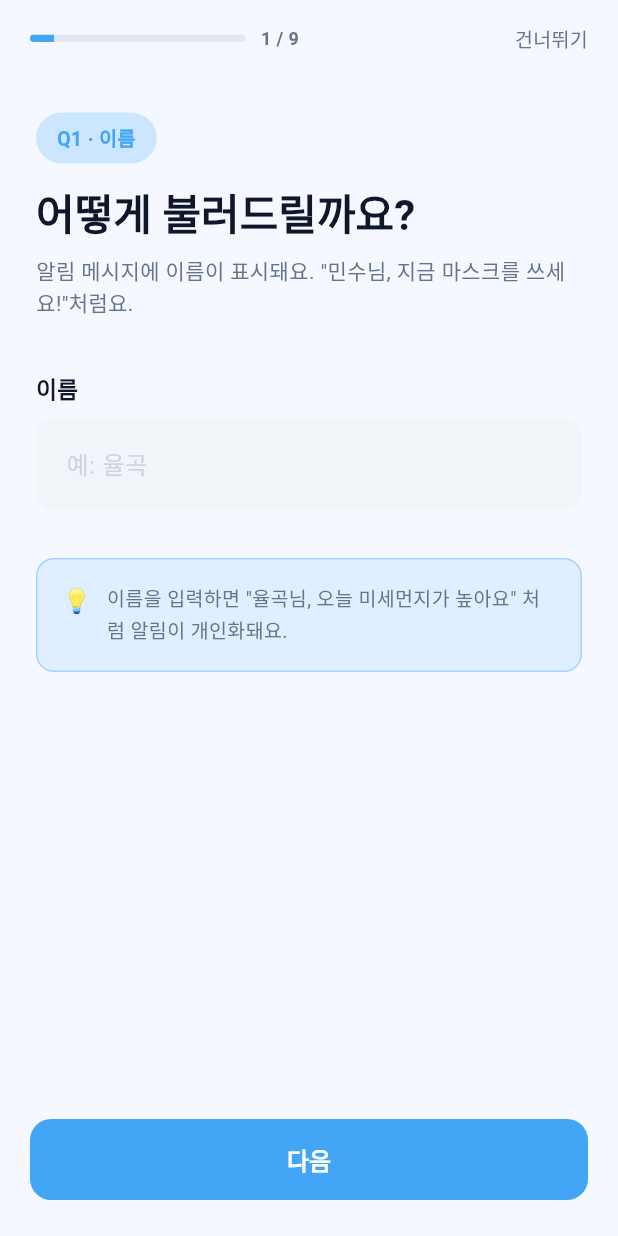
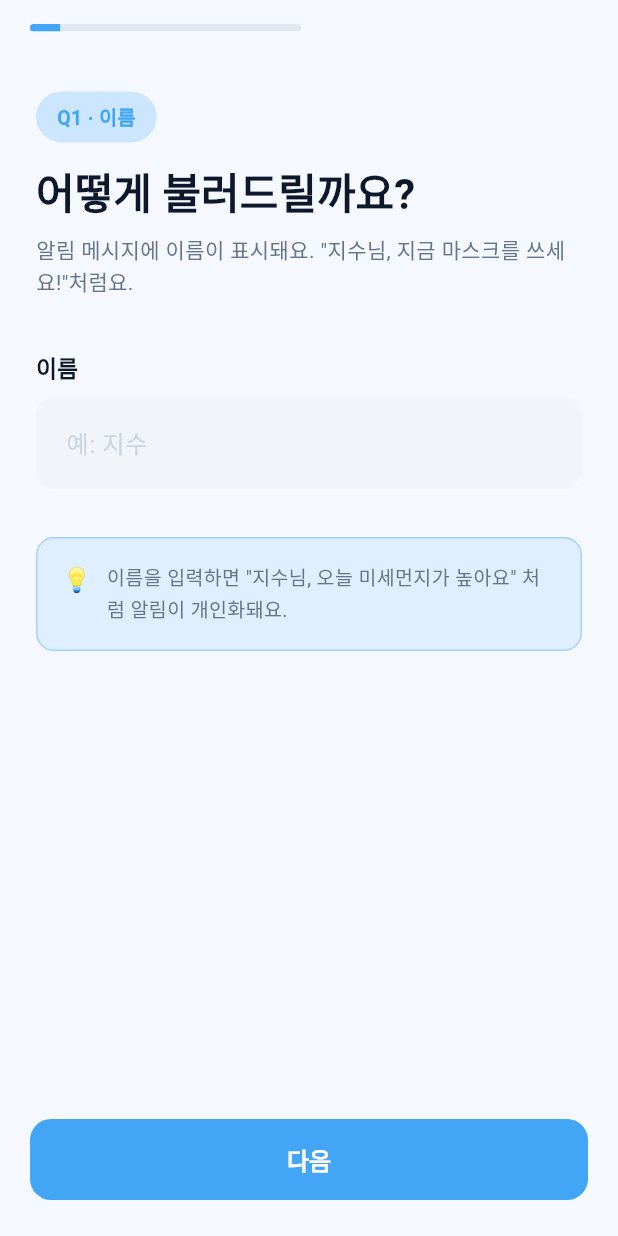
Before and after one commit to yulgoklee/mask, a Flutter app: the OnboardingScreen screen opened by its route, on a phone screen of 412 x 824 dp. Run offline on Flutter 3.47's test engine with Material 3 defaults, Android fonts, the phone set to English and light mode, and no system bars; our stand-ins replace dio, firebase_analytics, firebase_core, firebase_crashlytics, firebase_remote_config, fl_chart and 13 more; missing offline and left inert: animated_digit, workmanager; accounts and stored records are empty; statements that could not run were skipped.

Commit message:
feat: 온보딩 미세 조정 + 광고 코드 정리
- 가중치 노출 분리: 건너뛰기 Q3+, 카운터 Q4+ 조건부 표시
- Q2 출생연도 휠 피커 높이 220px 고정 (안내 박스 분리)
- Q6 임신 색상 코랄 → 보라 (위험 인상 → 보호 인상)
- 예시 닉네임 율곡 → 지수 (일반 유저 친숙도 개선)
- 광고 코드 (google_mobile_ads) 정리: 패키지 미설치 죽은 코드 제거
- OnboardingProgressRow 위젯 추출 (재사용성)

Co-Authored-By: Claude Sonnet 4.6 <noreply@anthropic.com>

```diff
--- a/lib/data/models/user_profile.dart
+++ b/lib/data/models/user_profile.dart
@@ -55,7 +55,7 @@ class UserProfile {
   /// 취약 연령 여부 (18세 미만 or 60세 이상)
   bool get isVulnerableAge => age < 18 || age >= 60;
 
-  /// 알림/홈 화면 호칭 ("율곡님" or "사용자님")
+  /// 알림/홈 화면 호칭 ("지수님" or "사용자님")
   /// 닉네임 미입력 시 '님'만 남는 어색한 표현 방지
   String get displayName => nickname.isNotEmpty ? '$nickname님' : '사용자님';
 
--- a/lib/features/info/info_screen.dart
+++ b/lib/features/info/info_screen.dart
@@ -1,6 +1,5 @@
 import 'package:flutter/material.dart';
 import '../../core/constants/app_colors.dart';
-// import '../../widgets/ad_banner_widget.dart'; // P4: AdMob 비활성화
 
 class InfoScreen extends StatelessWidget {
   const InfoScreen({super.key});
--- a/lib/features/onboarding/diagnosis_cards.dart
+++ b/lib/features/onboarding/diagnosis_cards.dart
@@ -1,6 +1,7 @@
 import 'package:flutter/cupertino.dart';
 import 'package:flutter/material.dart';
 import '../../core/constants/app_colors.dart';
+import '../../core/constants/design_tokens.dart';
 import '../../core/constants/location_stations.dart';
 import '../../data/models/user_profile.dart';
 
@@ -51,7 +52,7 @@ class _DiagQ1NicknameState extends State<DiagQ1Nickname> {
           const SizedBox(height: 14),
           _qTitle(context, '어떻게 불러드릴까요?'),
           const SizedBox(height: 8),
-          _qSubtitle(context, '알림 메시지에 이름이 표시돼요. "민수님, 지금 마스크를 쓰세요!"처럼요.'),
+          _qSubtitle(context, '알림 메시지에 이름이 표시돼요. "지수님, 지금 마스크를 쓰세요!"처럼요.'),
           const SizedBox(height: 36),
           _fieldLabel('이름'),
           const SizedBox(height: 10),
@@ -59,11 +60,11 @@ class _DiagQ1NicknameState extends State<DiagQ1Nickname> {
             controller: _ctrl,
             maxLength: 10,
             textInputAction: TextInputAction.done,
-            decoration: _inputDecoration('예: 율곡'),
+            decoration: _inputDecoration('예: 지수'),
             onChanged: (v) => widget.onChanged(v.trim().isEmpty ? null : v.trim()),
           ),
           const SizedBox(height: 32),
-          _insightBox('이름을 입력하면 "율곡님, 오늘 미세먼지가 높아요" 처럼 알림이 개인화돼요.'),
+          _insightBox('이름을 입력하면 "지수님, 오늘 미세먼지가 높아요" 처럼 알림이 개인화돼요.'),
           const SizedBox(height: 32),
         ],
       ),
@@ -191,13 +192,14 @@ class _DiagQ2BirthYearState extends State<DiagQ2BirthYear> {
                   ),
                 ),
               ),
-              const SizedBox(height: 16),
+              const SizedBox(height: 24),
             ],
           ),
         ),
 
-        // ── 스크롤 피커 (남은 공간 채우기) ──────────────────
-        Expanded(
+        // ── 스크롤 피커 (itemExtent 44 × 5개 = 220px) ──────────
+        SizedBox(
+          height: 220,
           child: Padding(
             padding: const EdgeInsets.symmetric(horizontal: 24),
             child: Container(
@@ -255,7 +257,7 @@ class _DiagQ2BirthYearState extends State<DiagQ2BirthYear> {
 
         // ── 인사이트 박스 ────────────────────────────────────
         Padding(
-          padding: const EdgeInsets.fromLTRB(24, 14, 24, 16),
+          padding: const EdgeInsets.fromLTRB(24, 16, 24, 16),
           child: _insightBox(
             '취약 연령(18세 미만 · 60세 이상)은 미세먼지 영향이 더 커요. '
             '기준치를 자동으로 조정해드릴게요.',
@@ -719,7 +721,7 @@ class DiagQ6Pregnancy extends StatelessWidget {
             noLabel: '해당 없어요',
             onYes: () => onChanged(true),
             onNo: () => onChanged(false),
-            yesColor: AppColors.coral,
+            yesColor: DT.purple,
             noColor: AppColors.success,
           ),
           const SizedBox(height: 32),
--- a/lib/features/onboarding/onboarding_screen.dart
+++ b/lib/features/onboarding/onboarding_screen.dart
@@ -289,67 +289,11 @@ class _OnboardingScreenState extends ConsumerState<OnboardingScreen> {
         child: Column(
           children: [
             // ── 상단 진행 표시 ─────────────────────────────────
-            Padding(
-              padding: const EdgeInsets.fromLTRB(20, 16, 20, 8),
-              child: Row(
-                crossAxisAlignment: CrossAxisAlignment.center,
-                children: [
-                  // 뒤로 버튼 (첫 페이지 제외)
-                  if (_currentPage > 0) ...[
-                    GestureDetector(
-                      onTap: _prevPage,
-                      child: Container(
-                        width: 36,
-                        height: 36,
-                        decoration: BoxDecoration(
-                          color: AppColors.surfaceVariant,
-                          borderRadius: BorderRadius.circular(10),
-                        ),
-                        child: const Icon(
-                          Icons.arrow_back_ios_new,
-                          size: 15,
-                          color: AppColors.textSecondary,
-                        ),
-                      ),
-                    ),
-                    const SizedBox(width: 10),
-                  ],
-                  // 진행 바
-                  Expanded(
-                    child: ClipRRect(
-                      borderRadius: BorderRadius.circular(4),
-                      child: LinearProgressIndicator(
-                        value: (_currentPage + 1) / _totalPages,
-                        backgroundColor: AppColors.divider,
-                        color: AppColors.primary,
-                        minHeight: 5,
-                      ),
-                    ),
-                  ),
-                  const SizedBox(width: 10),
-                  // 페이지 카운터
-                  Text(
-                    '${_currentPage + 1} / $_totalPages',
-                    style: const TextStyle(
-                      fontSize: 12,
-                      color: AppColors.textSecondary,
-                      fontWeight: FontWeight.w600,
-                    ),
-                  ),
-                  const Spacer(),
-                  // 건너뛰기
-                  GestureDetector(
-                    onTap: _skipOnboarding,
-                    child: const Text(
-                      '건너뛰기',
-                      style: TextStyle(
-                        fontSize: 13,
-                        color: AppColors.textSecondary,
-                      ),
-                    ),
-                  ),
-                ],
-              ),
+            OnboardingProgressRow(
+              currentPage: _currentPage,
+              totalPages: _totalPages,
+              onBack: _prevPage,
+              onSkip: _skipOnboarding,
             ),
 
             // ── PageView ───────────────────────────────────────
@@ -378,3 +322,88 @@ class _OnboardingScreenState extends ConsumerState<OnboardingScreen> {
     );   // PopScope
   }
 }
+
+// ── 진행 표시 Row ─────────────────────────────────────────────
+//
+// 조건부 규칙:
+//   뒤로 버튼  : page > 0
+//   카운터     : page >= 3  (Q4+, 성별 결정 후 분모 확정)
+//   건너뛰기   : page >= 2  (Q3+, Q1·Q2 는 진단 핵심 정보)
+
+class OnboardingProgressRow extends StatelessWidget {
+  final int currentPage;
+  final int totalPages;
+  final VoidCallback onBack;
+  final VoidCallback onSkip;
+
+  const OnboardingProgressRow({
+    required this.currentPage,
+    required this.totalPages,
+    required this.onBack,
+    required this.onSkip,
+  });
+
+  @override
+  Widget build(BuildContext context) {
+    return Padding(
+      padding: const EdgeInsets.fromLTRB(20, 16, 20, 8),
+      child: Row(
+        crossAxisAlignment: CrossAxisAlignment.center,
+        children: [
+          if (currentPage > 0) ...[
+            GestureDetector(
+              onTap: onBack,
+              child: Container(
+                width: 36,
+                height: 36,
+                decoration: BoxDecoration(
+                  color: AppColors.surfaceVariant,
+                  borderRadius: BorderRadius.circular(10),
+                ),
+                child: const Icon(
+                  Icons.arrow_back_ios_new,
+                  size: 15,
+                  color: AppColors.textSecondary,
+                ),
+              ),
+            ),
+            const SizedBox(width: 10),
+          ],
+          Expanded(
+            child: ClipRRect(
+              borderRadius: BorderRadius.circular(4),
+              child: LinearProgressIndicator(
+                value: (currentPage + 1) / totalPages,
+                backgroundColor: AppColors.divider,
+                color: AppColors.primary,
+                minHeight: 5,
+              ),
+            ),
+          ),
+          const SizedBox(width: 10),
+          if (currentPage >= 3)
+            Text(
+              '${currentPage + 1} / $totalPages',
+              style: const TextStyle(
+                fontSize: 12,
+                color: AppColors.textSecondary,
+                fontWeight: FontWeight.w600,
+              ),
+            ),
+          const Spacer(),
+          if (currentPage >= 2)
+            GestureDetector(
+              onTap: onSkip,
+              child: const Text(
+                '건너뛰기',
+                style: TextStyle(
+                  fontSize: 13,
+                  color: AppColors.textSecondary,
+                ),
+              ),
+            ),
+        ],
+      ),
+    );
+  }
+}
```
Also changed, not shown: lib/widgets/ad_banner_widget.dart (deleted, +0 -71 lines), 5 other files.
